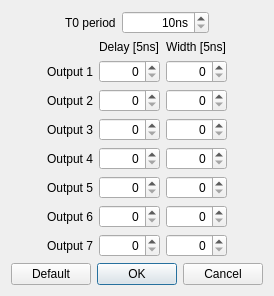
Before: the Qt Designer form escam/dialogioctrl.ui in Entwicklungsburo-Stresing/EBST_CAM, drawn with Qt 5.
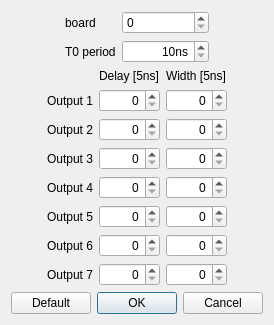
After: the same form once the commit is applied.

Commit message: Add new board select to dioalogioctrl

```diff
--- a/escam/dialogioctrl.ui
+++ b/escam/dialogioctrl.ui
@@ -7,7 +7,7 @@
     <x>0</x>
     <y>0</y>
     <width>257</width>
-    <height>286</height>
+    <height>312</height>
    </rect>
   </property>
   <property name="windowTitle">
@@ -28,28 +28,41 @@
     </spacer>
    </item>
    <item>
-    <layout class="QHBoxLayout" name="horizontalLayout">
-     <item>
-      <spacer name="horizontalSpacer_3">
-       <property name="orientation">
-        <enum>Qt::Horizontal</enum>
-       </property>
-       <property name="sizeHint" stdset="0">
-        <size>
-         <width>40</width>
-         <height>20</height>
-        </size>
-       </property>
-      </spacer>
-     </item>
-     <item>
+    <layout class="QGridLayout" name="gridLayout_2">
+     <item row="1" column="1">
       <widget class="QLabel" name="labelT0">
        <property name="text">
         <string>T0 period</string>
        </property>
       </widget>
      </item>
-     <item>
+     <item row="1" column="0">
+      <spacer name="horizontalSpacer_3">
+       <property name="orientation">
+        <enum>Qt::Horizontal</enum>
+       </property>
+       <property name="sizeHint" stdset="0">
+        <size>
+         <width>40</width>
+         <height>20</height>
+        </size>
+       </property>
+      </spacer>
+     </item>
+     <item row="1" column="3">
+      <spacer name="horizontalSpacer_4">
+       <property name="orientation">
+        <enum>Qt::Horizontal</enum>
+       </property>
+       <property name="sizeHint" stdset="0">
+        <size>
+         <width>40</width>
+         <height>20</height>
+        </size>
+       </property>
+      </spacer>
+     </item>
+     <item row="1" column="2">
       <widget class="QDoubleSpinBox" name="doubleSpinBoxT0">
        <property name="alignment">
         <set>Qt::AlignRight|Qt::AlignTrailing|Qt::AlignVCenter</set>
@@ -68,18 +81,19 @@
        </property>
       </widget>
      </item>
-     <item>
-      <spacer name="horizontalSpacer_4">
-       <property name="orientation">
-        <enum>Qt::Horizontal</enum>
+     <item row="0" column="1">
+      <widget class="QLabel" name="label">
+       <property name="text">
+        <string>board</string>
        </property>
-       <property name="sizeHint" stdset="0">
-        <size>
-         <width>40</width>
-         <height>20</height>
-        </size>
+      </widget>
+     </item>
+     <item row="0" column="2">
+      <widget class="QSpinBox" name="spinBoxBoard">
+       <property name="maximum">
+        <number>4</number>
        </property>
-      </spacer>
+      </widget>
      </item>
     </layout>
    </item>
```
The commit also changes 2 other files.
